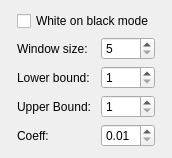
4lex4/scantailor-advanced, file filters/output/ui/WolfBinarizationOptionsWidget.ui: the form before one commit.
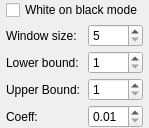
The form after the commit.

Patch:
```diff
--- a/filters/output/ui/WolfBinarizationOptionsWidget.ui
+++ b/filters/output/ui/WolfBinarizationOptionsWidget.ui
@@ -6,8 +6,8 @@
    <rect>
     <x>0</x>
     <y>0</y>
-    <width>172</width>
-    <height>143</height>
+    <width>149</width>
+    <height>125</height>
    </rect>
   </property>
   <property name="sizePolicy">
@@ -20,6 +20,21 @@
    <string>Form</string>
   </property>
   <layout class="QHBoxLayout" name="horizontalLayout">
+   <property name="spacing">
+    <number>4</number>
+   </property>
+   <property name="leftMargin">
+    <number>0</number>
+   </property>
+   <property name="topMargin">
+    <number>0</number>
+   </property>
+   <property name="rightMargin">
+    <number>0</number>
+   </property>
+   <property name="bottomMargin">
+    <number>0</number>
+   </property>
    <item>
     <spacer name="horizontalSpacer">
      <property name="orientation">
@@ -27,7 +42,7 @@
      </property>
      <property name="sizeHint" stdset="0">
       <size>
-       <width>5</width>
+       <width>0</width>
        <height>20</height>
       </size>
      </property>
@@ -141,7 +156,7 @@
      </property>
      <property name="sizeHint" stdset="0">
       <size>
-       <width>5</width>
+       <width>0</width>
        <height>20</height>
       </size>
      </property>
```
